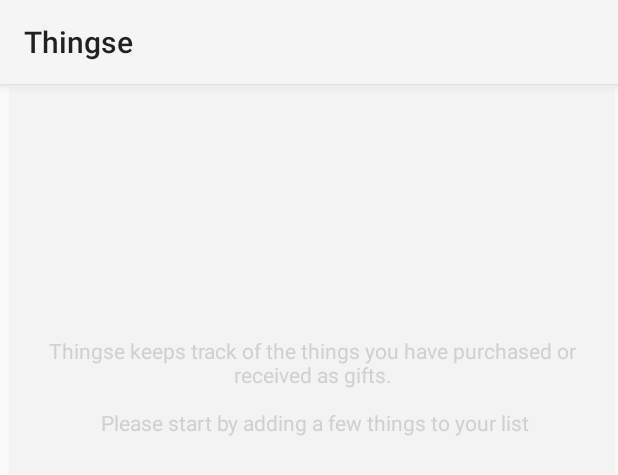
After one commit to daneshzaki/Thingse, an Android app: the layout empty.xml on its own in the app's theme, with its tools: preview values and no code run, on a phone screen of 412 x 824 dp. The commit adds this screen. Shown: the top 475 px of the screen. Run offline under Robolectric (Android 15) with nearby library versions, the phone set to English and light mode, and no system bars.

```diff
--- a/Thingse/app/src/main/java/com/daneshzaki/thingse/buffer.txt
+++ b/Thingse/app/src/main/java/com/daneshzaki/thingse/buffer.txt
@@ -224,11 +224,7 @@ This is a temporary buffer file used to hold changing code - ignore this file
             android:text="@string/main_about"
             android:textAppearance="?android:attr/textAppearanceSmall"
             android:textColor="#D0D0D0"
-
-
-            android:layout_marginLeft="4dp"
-
-            />
+            android:layout_marginLeft="4dp"/>
 
 
 
--- /dev/null
+++ b/Thingse/app/src/main/res/layout/empty.xml
@@ -0,0 +1,31 @@
+<?xml version="1.0" encoding="utf-8"?>
+<LinearLayout xmlns:android="http://schemas.android.com/apk/res/android"
+        android:id="@+id/tableLayout1"
+        android:layout_width="fill_parent"
+        android:layout_height="fill_parent"
+        android:layout_marginBottom="2dp"
+        android:layout_marginLeft="2dp"
+        android:layout_marginRight="2dp"
+        android:layout_marginTop="2dp"
+        android:orientation="vertical" >
+
+        <TextView
+            android:id="@+id/empty"
+            android:layout_width="match_parent"
+            android:layout_height="400dp"
+            android:background="#fff3f3f3"
+            android:gravity="center"
+            android:text="@string/main_about"
+            android:textAppearance="?android:attr/textAppearanceSmall"
+            android:textColor="#D0D0D0"
+
+
+            android:layout_marginLeft="4dp"
+
+            />
+
+
+
+
+
+</LinearLayout>
```
Also changed, not shown: Thingse/app/src/main/java/com/daneshzaki/thingse/ThingseActivity.java (+29 -6 lines), Thingse/app/src/main/java/com/daneshzaki/thingse/ViewFullscreen.java (+13 -7 lines), Thingse/app/src/main/java/com/daneshzaki/thingse/ViewSomething.java (+14 -5 lines), Thingse/app/src/main/res/layout/activity_thingse.xml (+13 -2 lines), Thingse/app/src/main/res/drawable-hdpi/ic_launcher.png, Thingse/app/src/main/res/drawable-ldpi/ic_launcher.png, Thingse/app/src/main/res/drawable-mdpi/ic_launcher.png, Thingse/app/src/main/res/drawable-xhdpi/ic_launcher.png, 1 other file.
